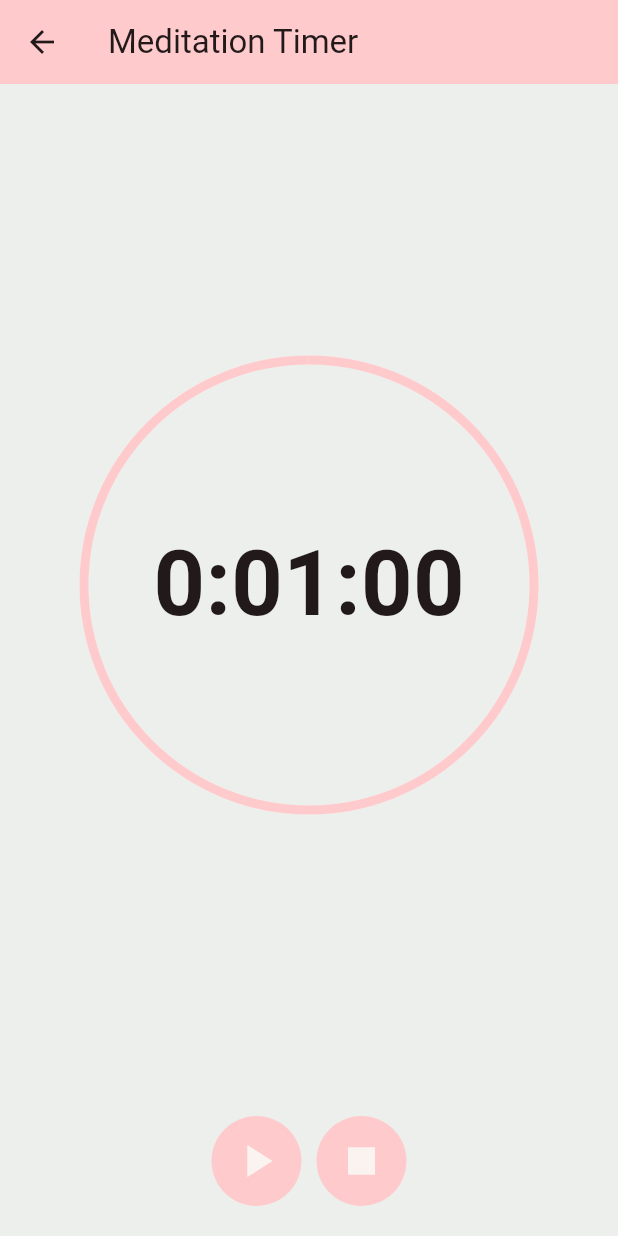
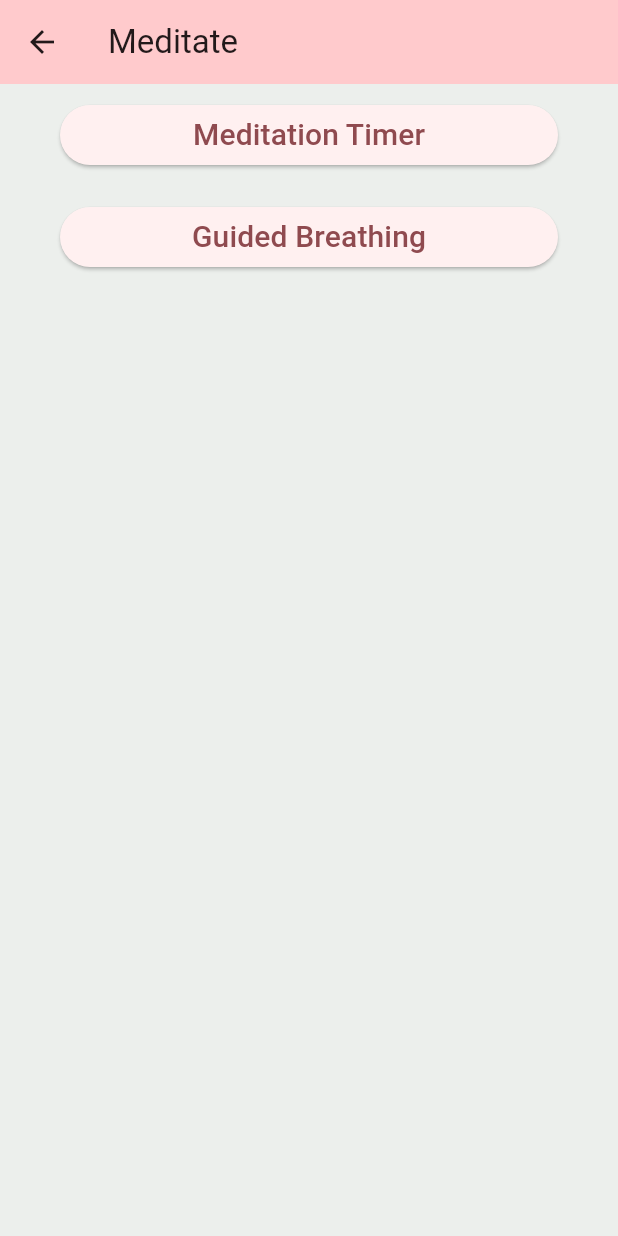
Before and after one commit to NikitaKiran/WellNest, a Flutter app: the HomeView screen opened by its route, after a tap on "Meditate", on a phone screen of 412 x 824 dp. Run offline on Flutter 3.47's test engine with Material 2 defaults, Android fonts, the phone set to English and light mode, and no system bars; our stand-ins replace audioplayers, firebase_auth, firebase_core; accounts and stored records are empty; network calls fail.

Commit message:
Added meditation timer with music

```diff
--- a/wellnest/lib/main.dart
+++ b/wellnest/lib/main.dart
@@ -1,6 +1,8 @@
 import 'package:flutter/material.dart';
 import 'package:firebase_core/firebase_core.dart';
 import 'package:firebase_auth/firebase_auth.dart';
+import 'package:wellnest/views/breathing_view.dart';
+import './views/options_view.dart';
 import './views/login_view.dart';
 import './views/home_view.dart';
 import './views/meditation_view.dart';
@@ -11,7 +13,6 @@ import 'views/verify_email_view.dart';
 
 void main() {
   WidgetsFlutterBinding.ensureInitialized();
-
   runApp(MaterialApp(
     title: 'Flutter Demo',
     theme: ThemeData(
@@ -26,6 +27,8 @@ void main() {
       '/verify/': (context) => const VerifyEmailView(),
       '/setup/': (context) => const SetupView(),
       '/timer/': (context) => const TimerPage(),
+      '/options/':(context) => const OptionsView(),
+      '/breathing/':(context) => const BreathingView(),
     },
   ));
 }
@@ -54,7 +57,7 @@ class HomePage extends StatelessWidget {
               }
 
             default:
-              return const CircularProgressIndicator();
+              return const Scaffold(body: Center(child: CircularProgressIndicator(),),);
           }
         });
   }
--- a/wellnest/lib/views/home_view.dart
+++ b/wellnest/lib/views/home_view.dart
@@ -108,7 +108,7 @@ class _HomeViewState extends State<HomeView> {
                     child: ElevatedButton(
                       onPressed: () {
                         Navigator.of(context)
-                            .pushNamed('/timer/');
+                            .pushNamed('/options/');
                       },
                       style: ElevatedButton.styleFrom(
                         backgroundColor: const Color.fromRGBO(212, 226, 212, 1),
@@ -211,8 +211,7 @@ class _HomeViewState extends State<HomeView> {
               padding: const EdgeInsets.symmetric(horizontal: 25.0),
               child: IconButton(
                   onPressed: () {
-                    Navigator.of(context)
-                        .pushNamedAndRemoveUntil('/home/', (_) => false);
+
                   },
                   icon: const Icon(
                     Icons.home,
--- a/wellnest/lib/views/meditation_view.dart
+++ b/wellnest/lib/views/meditation_view.dart
@@ -1,3 +1,4 @@
+import 'package:audioplayers/audioplayers.dart';
 import 'package:flutter/material.dart';
 import 'package:flutter/cupertino.dart';
 
@@ -13,7 +14,6 @@ class TimerPage extends StatefulWidget {
 class TimerPageState extends State<TimerPage>
     with TickerProviderStateMixin {
   late AnimationController controller;
-
   bool isPlaying = false;
 
   String get countText {
@@ -24,14 +24,15 @@ class TimerPageState extends State<TimerPage>
   }
 
   double progress = 1.0;
-
+  final player = AudioPlayer();
 
   @override
   void initState() {
     super.initState();
+    player.setSource(AssetSource('music.mp3'));
     controller = AnimationController(
       vsync: this,
-      duration: Duration(seconds: 60),
+      duration: const Duration(seconds: 300),
     );
 
     controller.addListener(() {
@@ -50,6 +51,7 @@ class TimerPageState extends State<TimerPage>
 
   @override
   void dispose() {
+    player.dispose();
     controller.dispose();
     super.dispose();
   }
@@ -61,7 +63,7 @@ class TimerPageState extends State<TimerPage>
         title: const Text('Meditation Timer'),
         backgroundColor: const Color(0xFFFFCACC),
       ),
-      backgroundColor: Color.fromARGB(255, 236, 239, 236),
+      backgroundColor: const Color.fromARGB(255, 236, 239, 236),
       body: Column(
         children: [
 
@@ -74,17 +76,18 @@ class TimerPageState extends State<TimerPage>
                   height: 300,
                   child: CircularProgressIndicator(
                     color: const Color(0xFFFFCACC),
-                    backgroundColor: Color.fromRGBO(250, 243, 240, 1),
+                    backgroundColor: const Color.fromRGBO(250, 243, 240, 1),
                     value: progress,
                     strokeWidth: 6,
                   ),
                 ),
                 GestureDetector(
                   onTap: () {
+
                     if (controller.isDismissed) {
                       showModalBottomSheet(
                         context: context,
-                        builder: (context) => Container(
+                        builder: (context) => SizedBox(
                           height: 300,
                           child: CupertinoTimerPicker(
                             initialTimerDuration: controller.duration!,
@@ -102,7 +105,7 @@ class TimerPageState extends State<TimerPage>
                     animation: controller,
                     builder: (context, child) => Text(
                       countText,
-                      style: TextStyle(
+                      style: const TextStyle(
                         fontSize: 60,
                         fontWeight: FontWeight.bold,
                       ),
@@ -120,11 +123,13 @@ class TimerPageState extends State<TimerPage>
                 GestureDetector(
                   onTap: () {
                     if (controller.isAnimating) {
+                      player.pause();
                       controller.stop();
                       setState(() {
                         isPlaying = false;
                       });
                     } else {
+                      player.resume();
                       controller.reverse(
                           from: controller.value == 0 ? 1.0 : controller.value);
                       setState(() {
@@ -138,12 +143,13 @@ class TimerPageState extends State<TimerPage>
                 ),
                 GestureDetector(
                   onTap: () {
+                    player.pause();
                     controller.reset();
                     setState(() {
                       isPlaying = false;
                     });
                   },
-                  child: RoundButton(
+                  child: const RoundButton(
                     icon: Icons.stop,
                   ),
                 ),
@@ -175,7 +181,7 @@ class RoundButton extends StatelessWidget {
         child: Icon(
           icon,
           size: 36,
-          color: Color.fromRGBO(250, 243, 240, 1),
+          color: const Color.fromRGBO(250, 243, 240, 1),
         ),
       ),
     );
--- /dev/null
+++ b/wellnest/lib/views/options_view.dart
@@ -0,0 +1,42 @@
+import 'package:firebase_auth/firebase_auth.dart';
+import 'package:flutter/material.dart';
+
+class OptionsView extends StatelessWidget {
+  const OptionsView({super.key});
+
+  @override
+  Widget build(BuildContext context) {
+    return Scaffold(
+      appBar: AppBar(
+        title: const Text('Meditate'),
+        backgroundColor: const Color(0xFFFFCACC),
+      ),
+      backgroundColor: const Color.fromARGB(255, 236, 239, 236),
+      body: Column(
+        crossAxisAlignment: CrossAxisAlignment.center,
+        children: [
+          Padding(
+              padding: const EdgeInsets.symmetric(horizontal: 40,vertical:10),
+              child: ElevatedButton(
+                onPressed: () {
+                  Navigator.of(context)
+                            .pushNamed('/timer/');
+                },
+
+                child: const Center(child: Text("Meditation Timer", style: TextStyle(fontSize: 20),)),
+              )),
+            Padding(
+              padding: const EdgeInsets.symmetric(horizontal: 40,vertical: 10),
+              child: ElevatedButton(
+                onPressed: () {
+                  Navigator.of(context)
+                            .pushNamed('/breathing/');
+                },
+
+                child: const Center(child: Text("Guided Breathing", style: TextStyle(fontSize: 20),)),
+              ))
+        ],
+      ),
+    );
+  }
+}
```
Also changed, not shown: wellnest/lib/views/breathing_view.dart (added, +140 -0 lines), wellnest/pubspec.yaml (+7 -0 lines), 32 other files.
